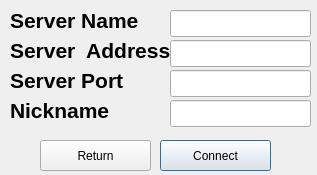
Before: the Qt Designer form sources/client/Interface/connection.ui in JulienKode/psu_2015_myirc, drawn with Qt 5.
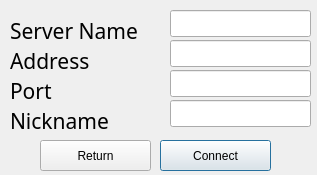
After: the same form once the commit is applied.

Patch:
```diff
--- a/sources/client/Interface/connection.ui
+++ b/sources/client/Interface/connection.ui
@@ -17,16 +17,17 @@
    <property name="geometry">
     <rect>
      <x>10</x>
-     <y>0</y>
+     <y>10</y>
      <width>181</width>
      <height>41</height>
     </rect>
    </property>
    <property name="font">
     <font>
+     <family>Saab</family>
      <pointsize>16</pointsize>
-     <weight>75</weight>
-     <bold>true</bold>
+     <weight>50</weight>
+     <bold>false</bold>
     </font>
    </property>
    <property name="text">
@@ -69,56 +70,59 @@
    <property name="geometry">
     <rect>
      <x>10</x>
-     <y>30</y>
+     <y>40</y>
      <width>181</width>
      <height>41</height>
     </rect>
    </property>
    <property name="font">
     <font>
+     <family>Saab</family>
      <pointsize>16</pointsize>
-     <weight>75</weight>
-     <bold>true</bold>
+     <weight>50</weight>
+     <bold>false</bold>
     </font>
    </property>
    <property name="text">
-    <string>Server  Address</string>
+    <string>Address</string>
    </property>
   </widget>
   <widget class="QLabel" name="label_3">
    <property name="geometry">
     <rect>
      <x>10</x>
-     <y>60</y>
+     <y>70</y>
      <width>181</width>
      <height>41</height>
     </rect>
    </property>
    <property name="font">
     <font>
+     <family>Saab</family>
      <pointsize>16</pointsize>
-     <weight>75</weight>
-     <bold>true</bold>
+     <weight>50</weight>
+     <bold>false</bold>
     </font>
    </property>
    <property name="text">
-    <string>Server Port</string>
+    <string>Port</string>
    </property>
   </widget>
   <widget class="QLabel" name="label_4">
    <property name="geometry">
     <rect>
      <x>10</x>
-     <y>90</y>
+     <y>100</y>
      <width>181</width>
      <height>41</height>
     </rect>
    </property>
    <property name="font">
     <font>
+     <family>Saab</family>
      <pointsize>16</pointsize>
-     <weight>75</weight>
-     <bold>true</bold>
+     <weight>50</weight>
+     <bold>false</bold>
     </font>
    </property>
    <property name="text">
```
